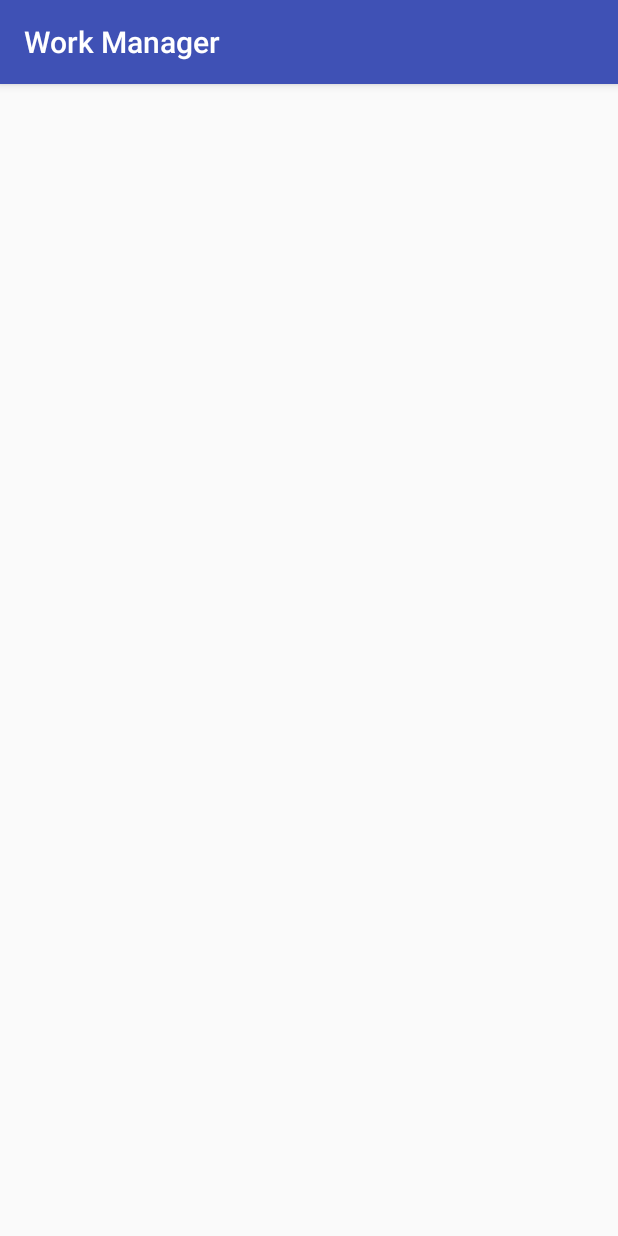
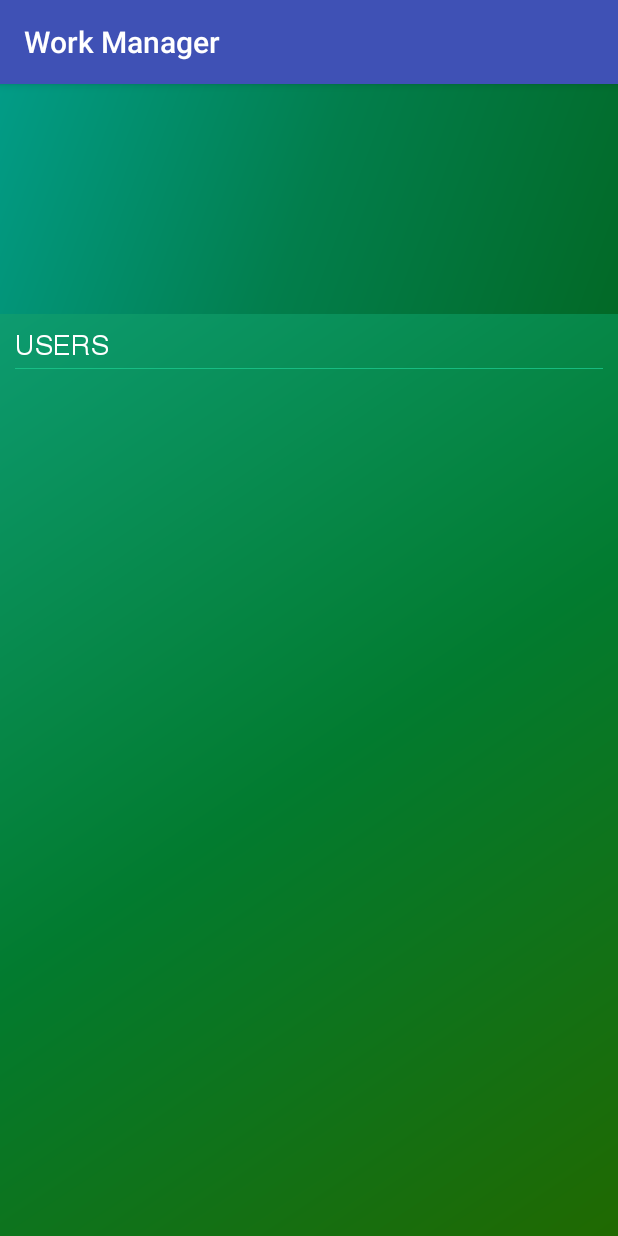
Before and after one commit to appitiza/workmanager, an Android app: the UserListActivity screen opened directly, with no data from a screen before it, on a phone screen of 412 x 824 dp. Run offline under Robolectric (Android 15) with nearby library versions, the phone set to English and light mode, and no system bars; our stand-ins replace Firebase (no records; nobody signed in at launch, a user with empty details on screens opened directly).

```diff
--- a/app/src/main/AndroidManifest.xml
+++ b/app/src/main/AndroidManifest.xml
@@ -141,7 +141,8 @@
         </service>
 
         <activity android:name=".ui.activities.admin.ProfileActivity" />
-        <activity android:name=".ui.activities.UserListActivity"></activity>
+        <activity android:name=".ui.activities.UserListActivity" />
+        <activity android:name=".ui.activities.admin.UserListActivity"></activity>
     </application>
 
 </manifest>
--- a/app/src/main/java/net/appitiza/workmanager/constants/Constants.kt
+++ b/app/src/main/java/net/appitiza/workmanager/constants/Constants.kt
@@ -32,6 +32,7 @@ class Constants {
         const val USER_IMAGE = "image"
         const val USER_THUMB = "thumb"
         const val USER_STATUS = "status"
+        const val USER_LASTSEEN = "seen"
         const val USER_REG_TIME = "time"
         const val SITE_NAME = "site_name"
         const val SITE_TYPE = "site_type"
--- a/app/src/main/java/net/appitiza/workmanager/ui/activities/RegisterActivity.kt
+++ b/app/src/main/java/net/appitiza/workmanager/ui/activities/RegisterActivity.kt
@@ -89,6 +89,7 @@ class RegisterActivity : BaseActivity() {
                             map[Constants.USER_IMAGE] = "default"
                             map[Constants.USER_THUMB] = "default"
                             map[Constants.USER_STATUS] = "HI! Iam using Work Manager"
+                            map[Constants.USER_LASTSEEN] = FieldValue.serverTimestamp()
                             map[Constants.USER_REG_TIME] = FieldValue.serverTimestamp()
 
 
--- a/app/src/main/java/net/appitiza/workmanager/ui/activities/UserListActivity.kt
+++ /dev/null
@@ -1,13 +0,0 @@
-package net.appitiza.workmanager.ui.activities
-
-import android.support.v7.app.AppCompatActivity
-import android.os.Bundle
-import net.appitiza.workmanager.R
-
-class UserListActivity : AppCompatActivity() {
-
-    override fun onCreate(savedInstanceState: Bundle?) {
-        super.onCreate(savedInstanceState)
-        setContentView(R.layout.activity_user_list)
-    }
-}
--- /dev/null
+++ b/app/src/main/java/net/appitiza/workmanager/ui/activities/admin/UserListActivity.kt
@@ -0,0 +1,98 @@
+package net.appitiza.workmanager.ui.activities.admin
+
+import android.app.ProgressDialog
+import android.os.Bundle
+import android.support.v7.widget.LinearLayoutManager
+import com.google.firebase.auth.FirebaseAuth
+import com.google.firebase.firestore.FieldValue
+import com.google.firebase.firestore.FirebaseFirestore
+import kotlinx.android.synthetic.main.activity_usel_list.*
+import net.appitiza.workmanager.R
+import net.appitiza.workmanager.adapter.ChatUserAdapter
+import net.appitiza.workmanager.constants.Constants
+import net.appitiza.workmanager.model.UserListdata
+import net.appitiza.workmanager.ui.activities.BaseActivity
+import net.appitiza.workmanager.ui.activities.interfaces.ChatUserClick
+import net.appitiza.workmanager.utils.PreferenceHelper
+import net.appitiza.workmanager.utils.Utils
+import java.util.*
+
+class UserListActivity : BaseActivity(), ChatUserClick {
+    override fun onClick(data: UserListdata) {
+
+    }
+
+    private var isLoggedIn by PreferenceHelper(Constants.PREF_KEY_IS_USER_LOGGED_IN, false)
+    private var displayName by PreferenceHelper(Constants.PREF_KEY_IS_USER_DISPLAY_NAME, "")
+    private var useremail by PreferenceHelper(Constants.PREF_KEY_IS_USER_EMAIL, "")
+    private var userpassword by PreferenceHelper(Constants.PREF_KEY_IS_USER_PASSWORD, "")
+    private var usertype by PreferenceHelper(Constants.PREF_KEY_IS_USER_USER_TYPE, "")
+    private var mAuth: FirebaseAuth? = null
+    private lateinit var db: FirebaseFirestore
+    private var mProgress: ProgressDialog? = null
+    private lateinit var mUserList: ArrayList<UserListdata>
+    private lateinit var userAdapter: ChatUserAdapter
+    override fun onCreate(savedInstanceState: Bundle?) {
+        super.onCreate(savedInstanceState)
+        setContentView(R.layout.activity_usel_list)
+        initializeFireBase()
+        getUser()
+    }
+
+    private fun initializeFireBase() {
+
+
+        rv_user_list.layoutManager = LinearLayoutManager(this)
+        mUserList = arrayListOf()
+        userAdapter = ChatUserAdapter(mUserList, this)
+        rv_user_list.adapter = userAdapter
+        mProgress = ProgressDialog(this)
+        mAuth = FirebaseAuth.getInstance()
+        db = FirebaseFirestore.getInstance()
+    }
+
+
+    private fun getUser() {
+        mProgress?.setTitle(getString(R.string.app_name))
+        mProgress?.setMessage(getString(R.string.getting_site))
+        mProgress?.setCancelable(false)
+        mProgress?.show()
+
+        db.collection(Constants.COLLECTION_USER)
+                .get()
+                .addOnCompleteListener { fetchall_task ->
+                    mProgress?.dismiss()
+                    if (fetchall_task.isSuccessful) {
+
+                        for (document in fetchall_task.result) {
+                            val data = UserListdata()
+                            data.emailId = document.data[Constants.USER_EMAIL].toString()
+                            data.username = document.data[Constants.USER_DISPLAY_NAME].toString()
+                            data.status = document.data[Constants.USER_STATUS].toString()
+                            data.token = document.data[Constants.USER_TOKEN].toString()
+                            data.imei = document.data[Constants.USER_IMEI].toString()
+                          //  data.salary = document.data[Constants.USER_SALARY].toLo
+                            data.type = document.data[Constants.USER_TYPE].toString()
+                            data.image = document.data[Constants.USER_IMAGE].toString()
+                            data.thumb = document.data[Constants.USER_THUMB].toString()
+                           // data.seen = document.data[Constants.USER_LASTSEEN].toString()
+                           // data.time = document.data[Constants.USER_REG_TIME].toString()
+
+
+
+
+                            mUserList.add(data)
+
+                        }
+
+                        userAdapter.notifyDataSetChanged()
+                        mProgress?.dismiss()
+
+                    } else {
+                        Utils.showDialog(this, fetchall_task.exception?.message.toString())
+                    }
+                }
+
+
+    }
+}
--- /dev/null
+++ b/app/src/main/java/net/appitiza/workmanager/ui/activities/interfaces/ChatUserClick.kt
@@ -0,0 +1,8 @@
+package net.appitiza.workmanager.ui.activities.interfaces
+
+import net.appitiza.workmanager.model.NotificationData
+import net.appitiza.workmanager.model.UserListdata
+
+interface ChatUserClick {
+    fun onClick(data:UserListdata)
+}
--- /dev/null
+++ b/app/src/main/res/layout/activity_usel_list.xml
@@ -0,0 +1,52 @@
+<?xml version="1.0" encoding="utf-8"?>
+<LinearLayout xmlns:android="http://schemas.android.com/apk/res/android"
+    android:layout_width="match_parent"
+    android:layout_height="match_parent"
+    android:gravity="center"
+    android:orientation="vertical"
+    android:transitionName="@string/transition_usershome_notification">
+
+    <LinearLayout
+        android:layout_width="match_parent"
+        android:layout_height="0dp"
+        android:layout_weight="20"
+        android:layout_gravity="center"
+        android:gravity="center"
+        android:background="@drawable/users_top_bg">
+        <include layout="@layout/top_layout" />
+    </LinearLayout>
+
+
+    <LinearLayout
+        android:layout_width="match_parent"
+        android:layout_height="0dp"
+        android:layout_weight="80"
+        android:background="@drawable/users_container_bg"
+        android:orientation="vertical"
+        android:padding="@dimen/default_margin">
+
+        <TextView
+            android:layout_width="wrap_content"
+            android:layout_height="wrap_content"
+            android:fontFamily="@font/roboto"
+            android:gravity="center"
+            android:text="@string/users"
+            android:textAllCaps="true"
+            android:textColor="@color/white"
+            android:transitionName="@string/txt_usershome_notification"
+            android:textSize="@dimen/text_size_large" />
+
+        <View
+            android:layout_width="match_parent"
+            android:layout_height="0.5dp"
+            android:layout_marginTop="@dimen/quad_margin"
+            android:background="@color/users_home_btn_strock" />
+
+        <android.support.v7.widget.RecyclerView
+            android:id="@+id/rv_user_list"
+            android:layout_width="match_parent"
+            android:layout_height="match_parent"
+            android:layout_marginTop="@dimen/default_margin"
+            android:overScrollMode="never"/>
+    </LinearLayout>
+</LinearLayout>
--- a/app/src/main/res/layout/activity_user_list.xml
+++ /dev/null
@@ -1,9 +0,0 @@
-<?xml version="1.0" encoding="utf-8"?>
-<android.support.constraint.ConstraintLayout xmlns:android="http://schemas.android.com/apk/res/android"
-    xmlns:app="http://schemas.android.com/apk/res-auto"
-    xmlns:tools="http://schemas.android.com/tools"
-    android:layout_width="match_parent"
-    android:layout_height="match_parent"
-    tools:context=".ui.activities.UserListActivity">
-
-</android.support.constraint.ConstraintLayout>
--- a/app/src/main/res/values/strings.xml
+++ b/app/src/main/res/values/strings.xml
@@ -200,4 +200,5 @@
     <string name="admin_profile">Profile</string>
     <string name="update_profile">Update</string>
     <string name="no_data_available">No Data Available</string>
+    <string name="users">Users</string>
 </resources>
```
Also changed, not shown: app/src/main/java/net/appitiza/workmanager/adapter/ChatUserAdapter.kt (added, +50 -0 lines), app/src/main/java/net/appitiza/workmanager/model/UserListdata.kt (+13 -4 lines), app/src/main/java/net/appitiza/workmanager/model/Userdata.kt (deleted, +0 -15 lines), app/src/main/java/net/appitiza/workmanager/ui/activities/admin/AdminActivity.kt (+14 -2 lines), app/src/main/java/net/appitiza/workmanager/ui/activities/admin/ProfileActivity.kt (+4 -6 lines), app/src/main/res/layout/item_toolbar.xml (added, +56 -0 lines), app/src/main/res/layout/item_users.xml (added, +48 -0 lines).
